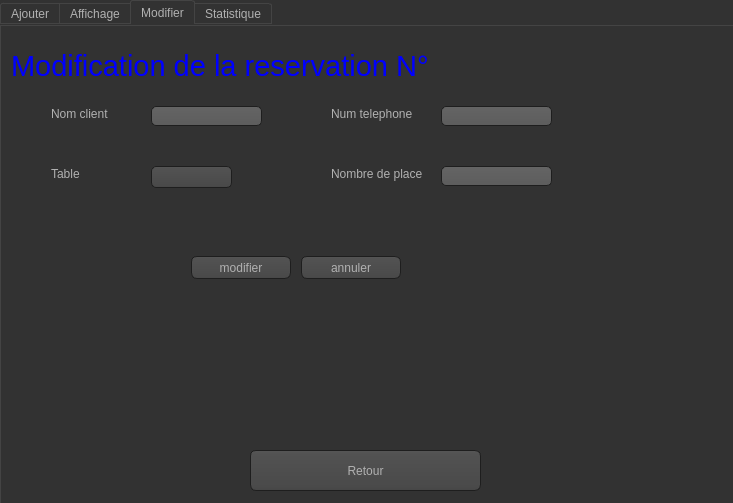
Old version of the form gestion_reservation.ui in the repository soumaya-nheri/Smart-Restaurant-2A27.
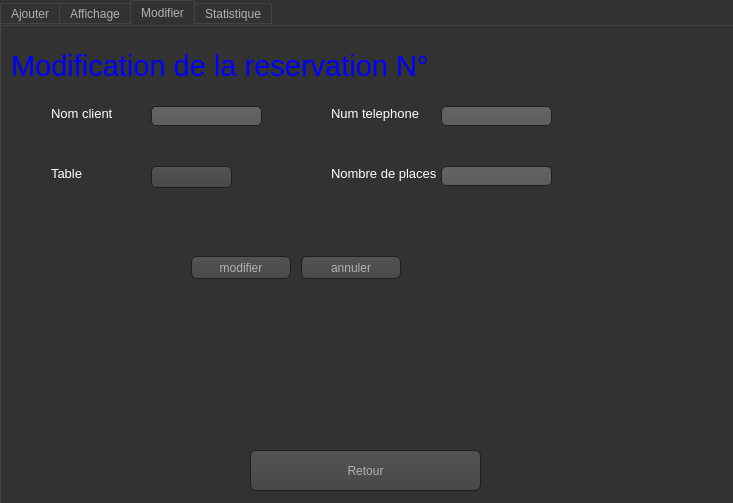
New version of the form. Icons and pictures are not drawn. Custom widgets are drawn as their Qt base class.

What changed in the file:
```diff
--- a/gestion_reservation.ui
+++ b/gestion_reservation.ui
@@ -895,12 +895,12 @@
       <rect>
        <x>330</x>
        <y>140</y>
-       <width>91</width>
+       <width>111</width>
        <height>16</height>
       </rect>
      </property>
      <property name="text">
-      <string>Nombre de places</string>
+      <string>&lt;html&gt;&lt;head/&gt;&lt;body&gt;&lt;p&gt;&lt;span style=&quot; font-size:10pt; color:#ffffff;&quot;&gt;Nombre de places&lt;/span&gt;&lt;/p&gt;&lt;/body&gt;&lt;/html&gt;</string>
      </property>
     </widget>
     <widget class="QLineEdit" name="nombre2">
@@ -929,7 +929,7 @@
       </rect>
      </property>
      <property name="text">
-      <string>Nom client</string>
+      <string>&lt;html&gt;&lt;head/&gt;&lt;body&gt;&lt;p&gt;&lt;span style=&quot; font-size:10pt; color:#ffffff;&quot;&gt;Nom client&lt;/span&gt;&lt;/p&gt;&lt;/body&gt;&lt;/html&gt;</string>
      </property>
     </widget>
     <widget class="QLineEdit" name="telephone2">
@@ -971,7 +971,7 @@
       </rect>
      </property>
      <property name="text">
-      <string>Table</string>
+      <string>&lt;html&gt;&lt;head/&gt;&lt;body&gt;&lt;p&gt;&lt;span style=&quot; font-size:10pt; color:#ffffff;&quot;&gt;Table&lt;/span&gt;&lt;/p&gt;&lt;/body&gt;&lt;/html&gt;</string>
      </property>
     </widget>
     <widget class="QLineEdit" name="nom_2">
@@ -1038,7 +1038,7 @@
       </rect>
      </property>
      <property name="text">
-      <string>Num telephone</string>
+      <string>&lt;html&gt;&lt;head/&gt;&lt;body&gt;&lt;p&gt;&lt;span style=&quot; font-size:10pt; color:#ffffff;&quot;&gt;Num telephone&lt;/span&gt;&lt;/p&gt;&lt;/body&gt;&lt;/html&gt;</string>
      </property>
     </widget>
     <widget class="QLabel" name="nom_msg_2">
```
Left out of the diff: 8 changed lines with no effect on the pictures.
